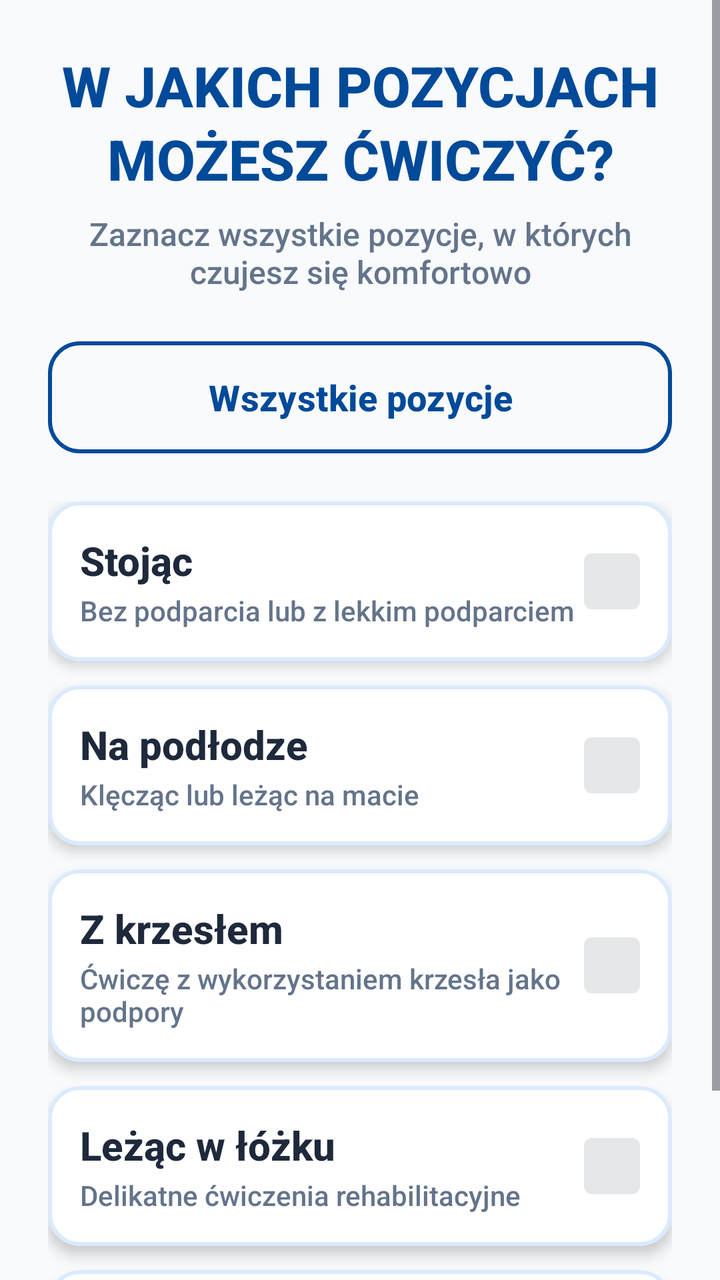
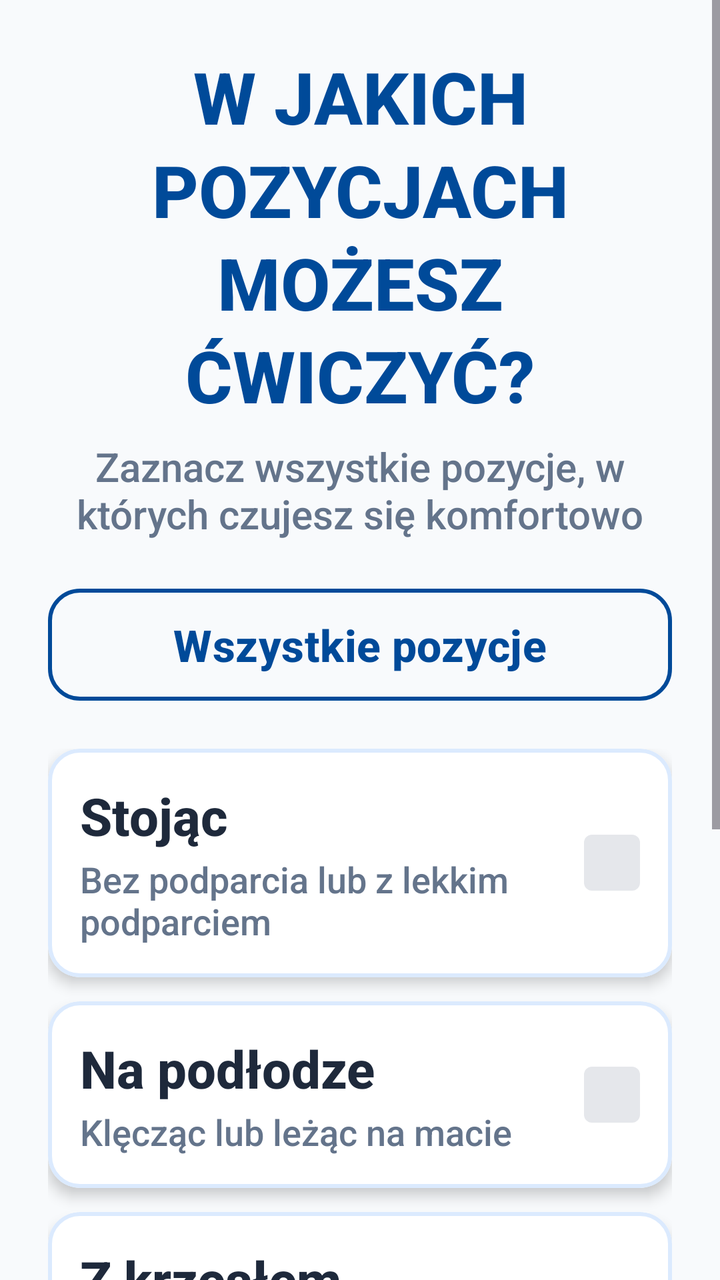

Screens rendered from an Android XML layout before and after an edit, with the pre-edit source and the edit as a unified diff.
<!-- AndroidManifest.xml: application theme Theme.Fitnessapp -->
<!-- res/layout/item_onboarding_step2.xml -->
<?xml version="1.0" encoding="utf-8"?>
<ScrollView xmlns:android="http://schemas.android.com/apk/res/android"
    xmlns:app="http://schemas.android.com/apk/res-auto"
    android:layout_width="match_parent"
    android:layout_height="match_parent"
    android:fillViewport="true">

    <LinearLayout
        android:layout_width="match_parent"
        android:layout_height="wrap_content"
        android:orientation="vertical"
        android:padding="24dp">

        
        <TextView
            android:layout_width="match_parent"
            android:layout_height="wrap_content"
            android:text="@string/onboarding_step2_title"
            android:textColor="#004A99"
            android:textSize="28sp"
            android:textStyle="bold"
            android:gravity="center"
            android:lineSpacingMultiplier="1.1"
            android:layout_marginBottom="8dp" />

        <TextView
            android:layout_width="match_parent"
            android:layout_height="wrap_content"
            android:text="@string/onboarding_step2_subtitle"
            android:textColor="#64748B"
            android:textSize="16sp"
            android:gravity="center"
            android:layout_marginBottom="20dp" />

        
        <com.google.android.material.button.MaterialButton
            android:id="@+id/btn_all_positions"
            style="?attr/materialButtonOutlinedStyle"
            android:layout_width="match_parent"
            android:layout_height="64dp"
            android:layout_marginBottom="20dp"
            android:text="@string/onboarding_step2_select_all"
            android:textSize="18sp"
            android:textStyle="bold"
            android:textColor="#004A99"
            app:strokeColor="#004A99"
            app:strokeWidth="2dp"
            app:cornerRadius="16dp" />

        
        <LinearLayout
            android:layout_width="match_parent"
            android:layout_height="wrap_content"
            android:orientation="vertical">

            
            <com.google.android.material.card.MaterialCardView
                android:id="@+id/card_q1"
                android:layout_width="match_parent"
                android:layout_height="wrap_content"
                android:layout_marginBottom="12dp"
                android:clickable="true"
                android:focusable="true"
                app:cardCornerRadius="16dp"
                app:cardElevation="4dp"
                app:cardBackgroundColor="#FFFFFF"
                app:strokeWidth="2dp"
                app:strokeColor="#DBEAFE"
                android:tag="unchecked">

                <LinearLayout
                    android:layout_width="match_parent"
                    android:layout_height="wrap_content"
                    android:gravity="center_vertical"
                    android:orientation="horizontal"
                    android:padding="16dp">

                    <LinearLayout
                        android:layout_width="0dp"
                        android:layout_height="wrap_content"
                        android:layout_weight="1"
                        android:orientation="vertical">

                        <TextView
                            android:layout_width="match_parent"
                            android:layout_height="wrap_content"
                            android:text="@string/position_standing"
                            android:textColor="#1E293B"
                            android:textSize="20sp"
                            android:textStyle="bold" />

                        <TextView
                            android:layout_width="match_parent"
                            android:layout_height="wrap_content"
                            android:text="@string/position_standing_desc"
                            android:textColor="#64748B"
                            android:textSize="14sp"
                            android:layout_marginTop="2dp" />
                    </LinearLayout>

                    <ImageView
                        android:id="@+id/iv_q1"
                        android:layout_width="28dp"
                        android:layout_height="28dp"
                        android:src="@drawable/bg_indicator_inactive"
                        android:importantForAccessibility="no"
                        android:scaleType="fitCenter" />
                </LinearLayout>
            </com.google.android.material.card.MaterialCardView>

            
            <com.google.android.material.card.MaterialCardView
                android:id="@+id/card_q2"
                android:layout_width="match_parent"
                android:layout_height="wrap_content"
                android:layout_marginBottom="12dp"
                android:clickable="true"
                android:focusable="true"
                app:cardCornerRadius="16dp"
                app:cardElevation="4dp"
                app:cardBackgroundColor="#FFFFFF"
                app:strokeWidth="2dp"
                app:strokeColor="#DBEAFE"
                android:tag="unchecked">

                <LinearLayout
                    android:layout_width="match_parent"
                    android:layout_height="wrap_content"
                    android:gravity="center_vertical"
                    android:orientation="horizontal"
                    android:padding="16dp">

                    <LinearLayout
                        android:layout_width="0dp"
                        android:layout_height="wrap_content"
                        android:layout_weight="1"
                        android:orientation="vertical">

                        <TextView
                            android:layout_width="match_parent"
                            android:layout_height="wrap_content"
                            android:text="@string/position_floor"
                            android:textColor="#1E293B"
                            android:textSize="20sp"
                            android:textStyle="bold" />

                        <TextView
                            android:layout_width="match_parent"
                            android:layout_height="wrap_content"
                            android:text="@string/position_floor_desc"
                            android:textColor="#64748B"
                            android:textSize="14sp"
                            android:layout_marginTop="2dp" />
                    </LinearLayout>

                    <ImageView
                        android:id="@+id/iv_q2"
                        android:layout_width="28dp"
                        android:layout_height="28dp"
                        android:src="@drawable/bg_indicator_inactive"
                        android:importantForAccessibility="no"
                        android:scaleType="fitCenter" />
                </LinearLayout>
            </com.google.android.material.card.MaterialCardView>

            
            <com.google.android.material.card.MaterialCardView
                android:id="@+id/card_q3"
                android:layout_width="match_parent"
                android:layout_height="wrap_content"
                android:layout_marginBottom="12dp"
                android:clickable="true"
                android:focusable="true"
                app:cardCornerRadius="16dp"
                app:cardElevation="4dp"
                app:cardBackgroundColor="#FFFFFF"
                app:strokeWidth="2dp"
                app:strokeColor="#DBEAFE"
                android:tag="unchecked">

                <LinearLayout
                    android:layout_width="match_parent"
                    android:layout_height="wrap_content"
                    android:gravity="center_vertical"
                    android:orientation="horizontal"
                    android:padding="16dp">

                    <LinearLayout
                        android:layout_width="0dp"
                        android:layout_height="wrap_content"
                        android:layout_weight="1"
                        android:orientation="vertical">

                        <TextView
                            android:layout_width="match_parent"
                            android:layout_height="wrap_content"
                            android:text="@string/position_chair"
                            android:textColor="#1E293B"
                            android:textSize="20sp"
                            android:textStyle="bold" />

                        <TextView
                            android:layout_width="match_parent"
                            android:layout_height="wrap_content"
                            android:text="@string/position_chair_desc"
                            android:textColor="#64748B"
                            android:textSize="14sp"
                            android:layout_marginTop="2dp" />
                    </LinearLayout>

                    <ImageView
                        android:id="@+id/iv_q3"
                        android:layout_width="28dp"
                        android:layout_height="28dp"
                        android:src="@drawable/bg_indicator_inactive"
                        android:importantForAccessibility="no"
                        android:scaleType="fitCenter" />
                </LinearLayout>
            </com.google.android.material.card.MaterialCardView>

            
            <com.google.android.material.card.MaterialCardView
                android:id="@+id/card_q4"
                android:layout_width="match_parent"
                android:layout_height="wrap_content"
                android:layout_marginBottom="12dp"
                android:clickable="true"
                android:focusable="true"
                app:cardCornerRadius="16dp"
                app:cardElevation="4dp"
                app:cardBackgroundColor="#FFFFFF"
                app:strokeWidth="2dp"
                app:strokeColor="#DBEAFE"
                android:tag="unchecked">

                <LinearLayout
                    android:layout_width="match_parent"
                    android:layout_height="wrap_content"
                    android:gravity="center_vertical"
                    android:orientation="horizontal"
                    android:padding="16dp">

                    <LinearLayout
                        android:layout_width="0dp"
                        android:layout_height="wrap_content"
                        android:layout_weight="1"
                        android:orientation="vertical">

                        <TextView
                            android:layout_width="match_parent"
                            android:layout_height="wrap_content"
                            android:text="@string/position_bed"
                            android:textColor="#1E293B"
                            android:textSize="20sp"
                            android:textStyle="bold" />

                        <TextView
                            android:layout_width="match_parent"
                            android:layout_height="wrap_content"
                            android:text="@string/position_bed_desc"
                            android:textColor="#64748B"
                            android:textSize="14sp"
                            android:layout_marginTop="2dp" />
                    </LinearLayout>

                    <ImageView
                        android:id="@+id/iv_q4"
                        android:layout_width="28dp"
                        android:layout_height="28dp"
                        android:src="@drawable/bg_indicator_inactive"
                        android:importantForAccessibility="no"
                        android:scaleType="fitCenter" />
                </LinearLayout>
            </com.google.android.material.card.MaterialCardView>

            
            <com.google.android.material.card.MaterialCardView
                android:id="@+id/card_q5"
                android:layout_width="match_parent"
                android:layout_height="wrap_content"
                android:layout_marginBottom="12dp"
                android:clickable="true"
                android:focusable="true"
                app:cardCornerRadius="16dp"
                app:cardElevation="4dp"
                app:cardBackgroundColor="#FFFFFF"
                app:strokeWidth="2dp"
                app:strokeColor="#DBEAFE"
                android:tag="unchecked">

                <LinearLayout
                    android:layout_width="match_parent"
                    android:layout_height="wrap_content"
                    android:gravity="center_vertical"
                    android:orientation="horizontal"
                    android:padding="16dp">

                    <LinearLayout
                        android:layout_width="0dp"
                        android:layout_height="wrap_content"
                        android:layout_weight="1"
                        android:orientation="vertical">

                        <TextView
                            android:layout_width="match_parent"
                            android:layout_height="wrap_content"
                            android:text="@string/position_sitting"
                            android:textColor="#1E293B"
                            android:textSize="20sp"
                            android:textStyle="bold" />

                        <TextView
                            android:layout_width="match_parent"
                            android:layout_height="wrap_content"
                            android:text="@string/position_sitting_desc"
                            android:textColor="#64748B"
                            android:textSize="14sp"
                            android:layout_marginTop="2dp" />
                    </LinearLayout>

                    <ImageView
                        android:id="@+id/iv_q5"
                        android:layout_width="28dp"
                        android:layout_height="28dp"
                        android:src="@drawable/bg_indicator_inactive"
                        android:importantForAccessibility="no"
                        android:scaleType="fitCenter" />
                </LinearLayout>
            </com.google.android.material.card.MaterialCardView>

        </LinearLayout>

    </LinearLayout>
</ScrollView>
<!-- resources referenced by this layout -->
<resources>
  <!-- drawable bg_indicator_inactive (drawable) -->
  <?xml version="1.0" encoding="utf-8"?>
  <shape xmlns:android="http://schemas.android.com/apk/res/android"
      android:shape="rectangle">
      <solid android:color="#E5E7EB" />
      <corners android:radius="4dp" />
  </shape>
  <string name="onboarding_step2_select_all">Wszystkie pozycje</string>
  <string name="onboarding_step2_subtitle">Zaznacz wszystkie pozycje, w których czujesz się komfortowo</string>
  <string name="onboarding_step2_title">W JAKICH POZYCJACH\nMOŻESZ ĆWICZYĆ?</string>
  <string name="position_bed">Leżąc w łóżku</string>
  <string name="position_bed_desc">Delikatne ćwiczenia rehabilitacyjne</string>
  <string name="position_chair">Z krzesłem</string>
  <string name="position_chair_desc">Ćwiczę z wykorzystaniem krzesła jako podpory</string>
  <string name="position_floor">Na podłodze</string>
  <string name="position_floor_desc">Klęcząc lub leżąc na macie</string>
  <string name="position_sitting">Siedząc</string>
  <string name="position_sitting_desc">Ćwiczenia w pozycji siedzącej</string>
  <string name="position_standing">Stojąc</string>
  <string name="position_standing_desc">Bez podparcia lub z lekkim podparciem</string>
  <style name="Theme.Fitnessapp" parent="Base.Theme.Fitnessapp" />
  <style name="Base.Theme.Fitnessapp" parent="Theme.Material3.Light.NoActionBar">
          
          <item name="android:fontFamily">sans-serif-medium</item>
          <item name="android:textAllCaps">false</item>
          <item name="android:textColor">#0F172A</item>
          <item name="android:windowBackground">#F8FAFC</item>
      </style>
</resources>

<!-- the commit's change to res/layout/item_onboarding_step2.xml (unified diff, before → after) -->
@@ -17,7 +17,7 @@
             android:layout_height="wrap_content"
             android:text="@string/onboarding_step2_title"
             android:textColor="#004A99"
-            android:textSize="28sp"
+            android:textSize="36sp"
             android:textStyle="bold"
             android:gravity="center"
             android:lineSpacingMultiplier="1.1"
@@ -28,7 +28,7 @@
             android:layout_height="wrap_content"
             android:text="@string/onboarding_step2_subtitle"
             android:textColor="#64748B"
-            android:textSize="16sp"
+            android:textSize="20sp"
             android:gravity="center"
             android:layout_marginBottom="20dp" />
 
@@ -40,7 +40,7 @@
             android:layout_height="64dp"
             android:layout_marginBottom="20dp"
             android:text="@string/onboarding_step2_select_all"
-            android:textSize="18sp"
+            android:textSize="22sp"
             android:textStyle="bold"
             android:textColor="#004A99"
             app:strokeColor="#004A99"
@@ -86,7 +86,7 @@
                             android:layout_height="wrap_content"
                             android:text="@string/position_standing"
                             android:textColor="#1E293B"
-                            android:textSize="20sp"
+                            android:textSize="26sp"
                             android:textStyle="bold" />
 
                         <TextView
@@ -94,7 +94,7 @@
                             android:layout_height="wrap_content"
                             android:text="@string/position_standing_desc"
                             android:textColor="#64748B"
-                            android:textSize="14sp"
+                            android:textSize="18sp"
                             android:layout_marginTop="2dp" />
                     </LinearLayout>
 
@@ -141,7 +141,7 @@
                             android:layout_height="wrap_content"
                             android:text="@string/position_floor"
                             android:textColor="#1E293B"
-                            android:textSize="20sp"
+                            android:textSize="26sp"
                             android:textStyle="bold" />
 
                         <TextView
@@ -149,7 +149,7 @@
                             android:layout_height="wrap_content"
                             android:text="@string/position_floor_desc"
                             android:textColor="#64748B"
-                            android:textSize="14sp"
+                            android:textSize="18sp"
                             android:layout_marginTop="2dp" />
                     </LinearLayout>
 
@@ -196,7 +196,7 @@
                             android:layout_height="wrap_content"
                             android:text="@string/position_chair"
                             android:textColor="#1E293B"
-                            android:textSize="20sp"
+                            android:textSize="26sp"
                             android:textStyle="bold" />
 
                         <TextView
@@ -204,7 +204,7 @@
                             android:layout_height="wrap_content"
                             android:text="@string/position_chair_desc"
                             android:textColor="#64748B"
-                            android:textSize="14sp"
+                            android:textSize="18sp"
                             android:layout_marginTop="2dp" />
                     </LinearLayout>
 
@@ -251,7 +251,7 @@
                             android:layout_height="wrap_content"
                             android:text="@string/position_bed"
                             android:textColor="#1E293B"
-                            android:textSize="20sp"
+                            android:textSize="26sp"
                             android:textStyle="bold" />
 
                         <TextView
@@ -259,7 +259,7 @@
                             android:layout_height="wrap_content"
                             android:text="@string/position_bed_desc"
                             android:textColor="#64748B"
-                            android:textSize="14sp"
+                            android:textSize="18sp"
                             android:layout_marginTop="2dp" />
                     </LinearLayout>
 
@@ -306,7 +306,7 @@
                             android:layout_height="wrap_content"
                             android:text="@string/position_sitting"
                             android:textColor="#1E293B"
-                            android:textSize="20sp"
+                            android:textSize="26sp"
                             android:textStyle="bold" />
 
                         <TextView
@@ -314,7 +314,7 @@
                             android:layout_height="wrap_content"
                             android:text="@string/position_sitting_desc"
                             android:textColor="#64748B"
-                            android:textSize="14sp"
+                            android:textSize="18sp"
                             android:layout_marginTop="2dp" />
                     </LinearLayout>
 
